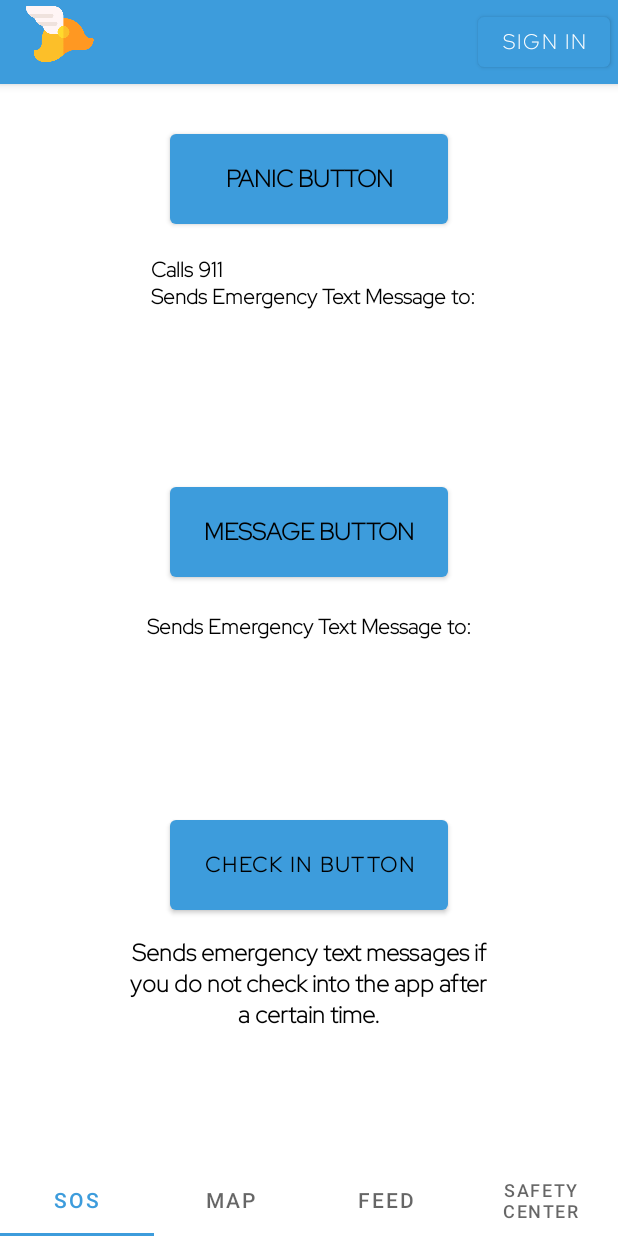
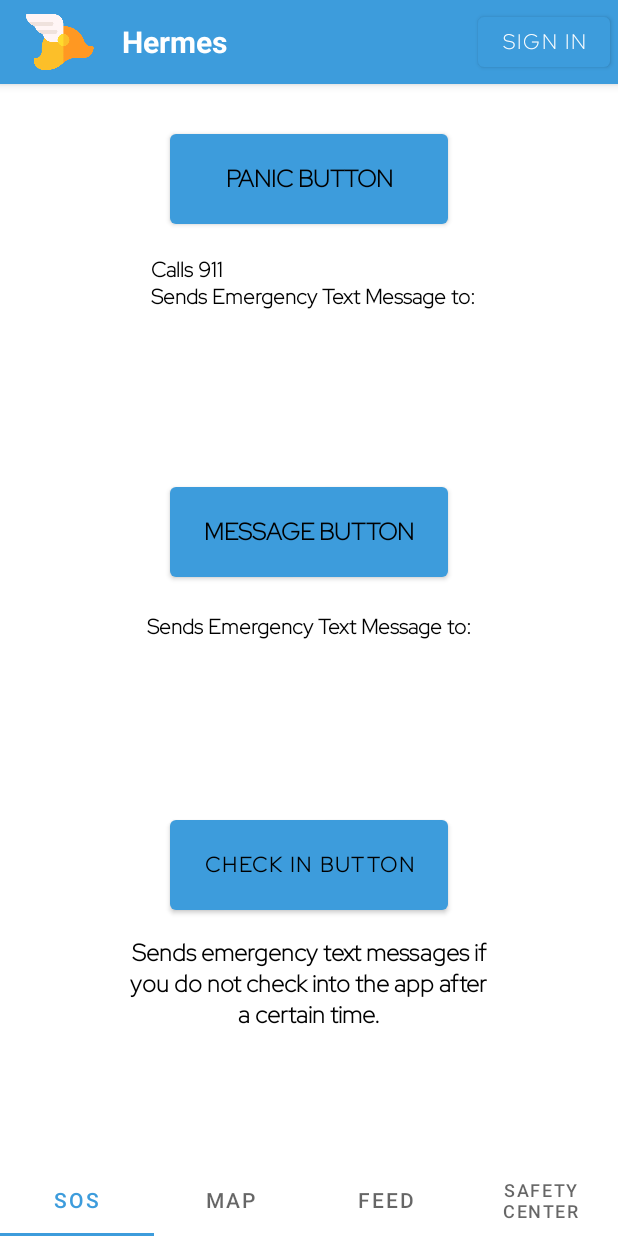
Before and after one commit to otaylor2023/Hermes, an Android app: the screen it shows after launch (TabbedActivity), after a tap on "PANIC BUTTON", on a phone screen of 412 x 824 dp. Run offline under Robolectric (Android 15) with nearby library versions, the phone set to English and light mode, and no system bars; our stand-ins replace Firebase (no records; nobody signed in at launch, a user with empty details on screens opened directly); 2 statements that could not run were skipped.

Commit message:
added hermes to tab bar

```diff
--- a/app/src/main/res/layout/activity_tabs.xml
+++ b/app/src/main/res/layout/activity_tabs.xml
@@ -16,8 +16,9 @@
         <LinearLayout
             android:layout_width="match_parent"
             android:layout_height="match_parent"
-            android:orientation="horizontal"
-            android:minHeight="?actionBarSize">
+            android:gravity="center_horizontal|center_vertical"
+            android:minHeight="?actionBarSize"
+            android:orientation="horizontal">
 
 
             <ImageView
@@ -26,6 +27,18 @@
                 android:layout_height="45dp"
                 android:layout_marginStart="8dp"
                 android:src="@drawable/hermeshelmet" />
+
+            <TextView
+                android:id="@+id/textView15"
+                android:layout_width="wrap_content"
+                android:layout_height="wrap_content"
+                android:layout_weight="1"
+                android:paddingLeft="10dp"
+                android:text="Hermes"
+                android:textAlignment="textStart"
+                android:textColor="@color/white"
+                android:textSize="20sp"
+                android:textStyle="bold" />
 
             <Space
                 android:layout_width="wrap_content"
@@ -61,6 +74,7 @@
             android:layout_height="wrap_content"
             android:layout_gravity="bottom"
             tools:ignore="SpeakableTextPresentCheck" />
+
     </androidx.viewpager.widget.ViewPager>
 
 </androidx.coordinatorlayout.widget.CoordinatorLayout>
```
Also changed, not shown: app/src/main/res/drawable/tabs_background.xml (added, +9 -0 lines).
